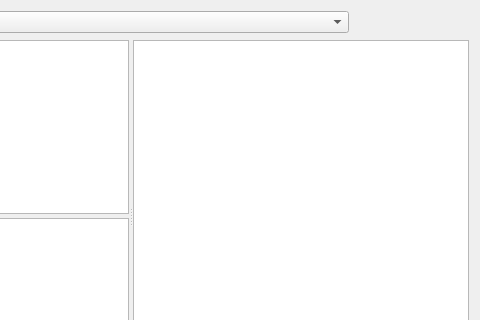
First picture: the form in src/Qt/Core/Resources/UI/pqFileDialog.ui, repository myousefi2016/vr, before the edit; both pictures show x 203 to 683 and y 0 to 320 of the 683 by 402 pixel window.
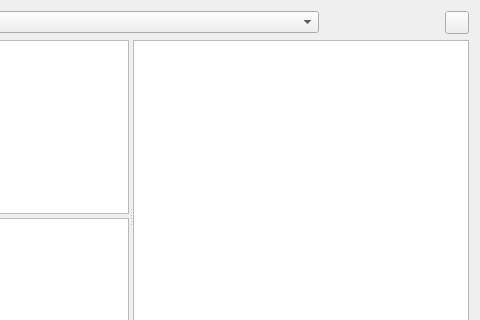
Second picture: the form after the edit. Custom widgets are drawn as their Qt base class.

Diff of the .ui file:
```diff
--- a/src/Qt/Core/Resources/UI/pqFileDialog.ui
+++ b/src/Qt/Core/Resources/UI/pqFileDialog.ui
@@ -112,6 +112,19 @@
        </property>
       </widget>
      </item>
+     <item>
+      <widget class="QToolButton" name="ShowDetail">
+       <property name="toolTip">
+        <string>Toggle file details. This may affect performance for large directories on certain file systems.</string>
+       </property>
+       <property name="text">
+        <string/>
+       </property>
+       <property name="checkable">
+        <bool>true</bool>
+       </property>
+      </widget>
+     </item>
     </layout>
    </item>
    <item row="1" column="0">
```
